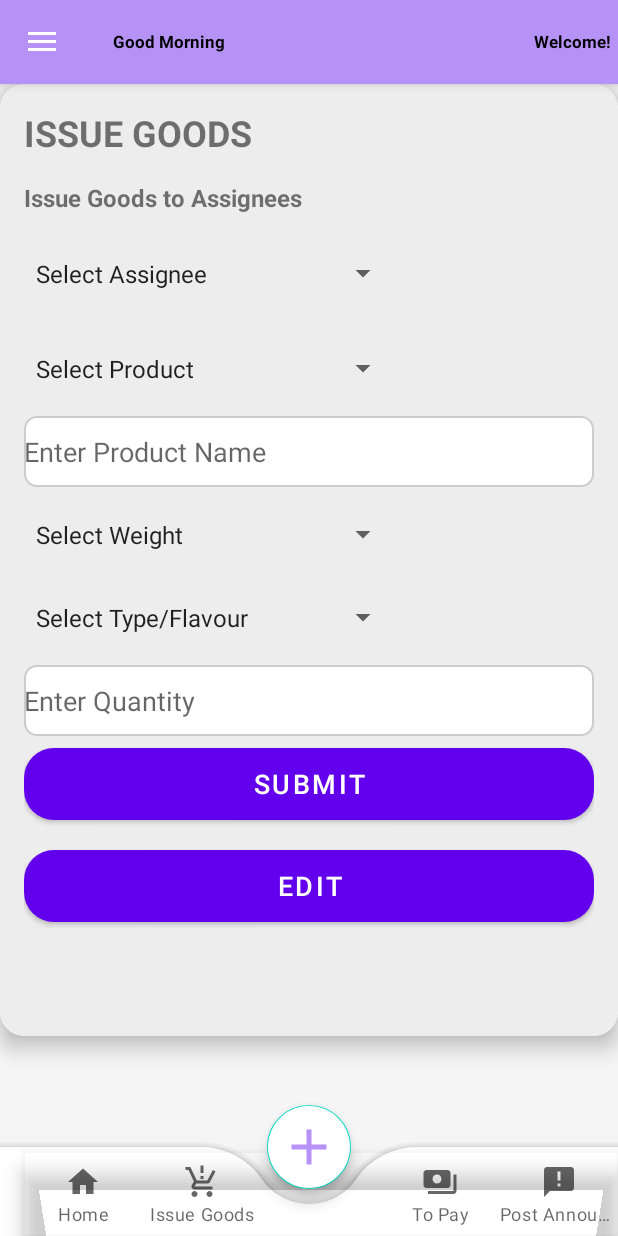
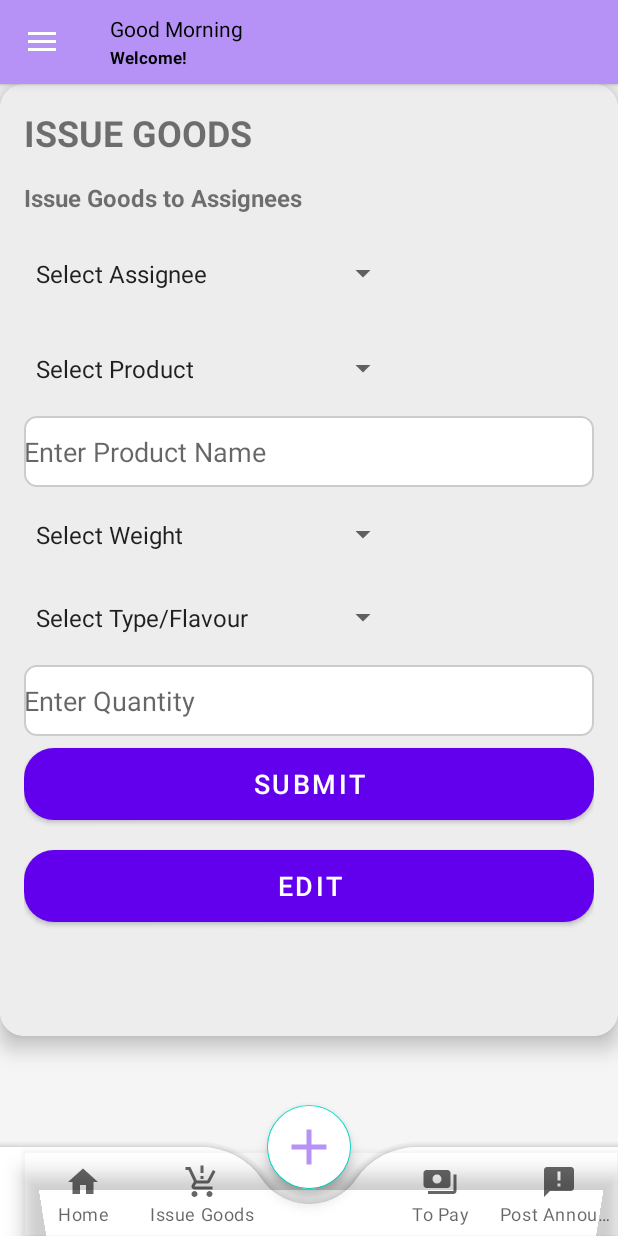
Before and after one commit to Emmanuel-manuel/shop, an Android app: the LandingPageActivity screen opened directly, with no data from a screen before it, item 3 of the bottom bar chosen, on a phone screen of 412 x 824 dp. Run offline under Robolectric (Android 15) with nearby library versions, the phone set to English and light mode, and no system bars.

Commit message:
small modification on landing_page.xml

```diff
--- a/app/src/main/res/layout/activity_landing_page.xml
+++ b/app/src/main/res/layout/activity_landing_page.xml
@@ -18,13 +18,16 @@
         <com.google.android.material.appbar.AppBarLayout
             android:layout_width="match_parent"
             android:layout_height="wrap_content"
-            android:theme="@style/ThemeOverlay.AppCompat.Dark.ActionBar">
+            android:theme="@style/ThemeOverlay.AppCompat.Dark.ActionBar"
+            android:background="@android:color/transparent"
+            android:elevation="0dp">
 
             <androidx.appcompat.widget.Toolbar
                 android:id="@+id/toolbar"
                 android:layout_width="match_parent"
                 android:layout_height="?attr/actionBarSize"
                 android:background="@color/lavender"
+                android:elevation="1dp"
                 app:popupTheme="@style/ThemeOverlay.AppCompat.Light">
 
                 <!-- Menu Icon at start (left) -->
@@ -38,34 +41,32 @@
 
                 <LinearLayout
                     android:layout_width="match_parent"
-                    android:layout_height="wrap_content"
-                    android:orientation="horizontal"
-                    android:weightSum="2">
+                    android:layout_height="match_parent"
+                    android:orientation="vertical"
+                    android:gravity="center_vertical"
+                    android:paddingStart="1dp"
+                    android:paddingEnd="6dp">
 
                     <!-- Time greeting on the Left-->
                     <TextView
                         android:id="@+id/welcomeTime"
-                        android:layout_width="16dp"
+                        android:layout_width="wrap_content"
                         android:layout_height="wrap_content"
-                        android:layout_weight="1"
-                        android:padding="3dp"
                         android:text="Good Morning"
                         android:textColor="@color/black"
-                        android:textSize="11sp"
-                        android:textStyle="bold" />
+                        android:textSize="14sp"
+                        android:textStyle="normal" />
 
                     <!-- Email welcome on the Right-->
                     <TextView
                         android:id="@+id/welcomeText"
-                        android:layout_width="0dp"
+                        android:layout_width="wrap_content"
                         android:layout_height="wrap_content"
-                        android:layout_weight="1"
-                        android:gravity="end"
                         android:text="Welcome!"
                         android:textColor="@color/black"
                         android:textSize="11sp"
                         android:textStyle="bold"
-                        android:padding="5dp"/>
+                        android:layout_marginTop="2dp"/>
                 </LinearLayout>
 
             </androidx.appcompat.widget.Toolbar>
--- a/app/src/main/res/menu/drawer_menu.xml
+++ b/app/src/main/res/menu/drawer_menu.xml
@@ -11,6 +11,10 @@
             android:title="Receive Inventory"
             />
 
+        <item android:id="@+id/issue_goods"
+            android:icon="@drawable/ic_baseline_transcript_24"
+            android:title="Issue Goods"
+            />
 
 
         <item android:id="@+id/settings"
@@ -26,7 +30,7 @@
                     android:icon="@drawable/ic_baseline_inventory_24"
                     android:title="View Today's Inventory Details"
                     />
-                <item android:id="@+id/issuedDetails"
+                <item android:id="@+id/viewIssuedDetails"
                     android:icon="@drawable/ic_baseline_transcript_24"
                     android:title="View Issued Goods"
                     />
```
Also changed, not shown: app/src/main/java/emm/sys/DBHelper.java (+65 -13 lines), app/src/main/java/emm/sys/IssueGoodsFragment.java (+114 -46 lines), app/src/main/java/emm/sys/LandingPageActivity.java (+8 -3 lines).
